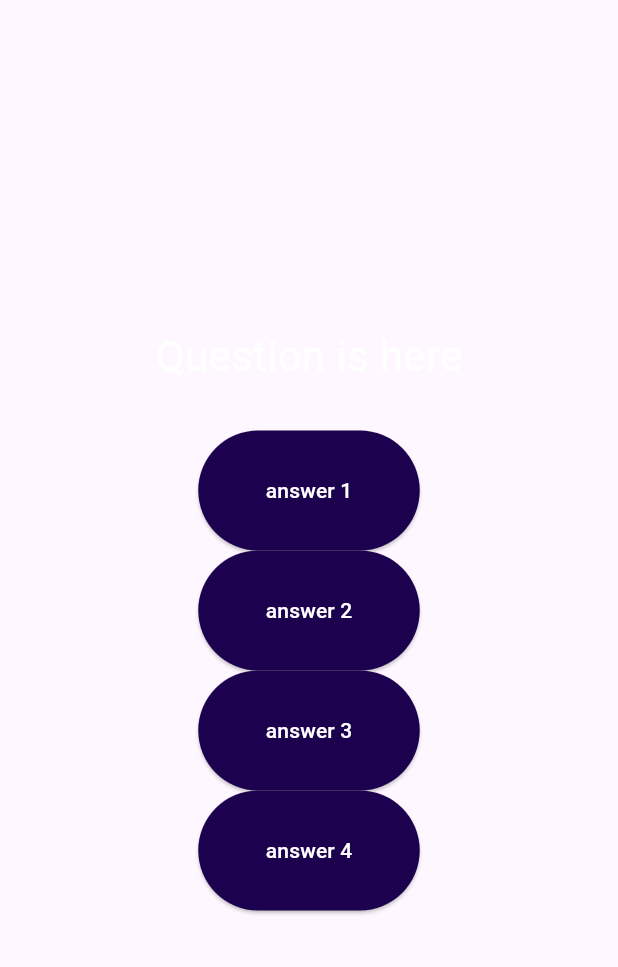
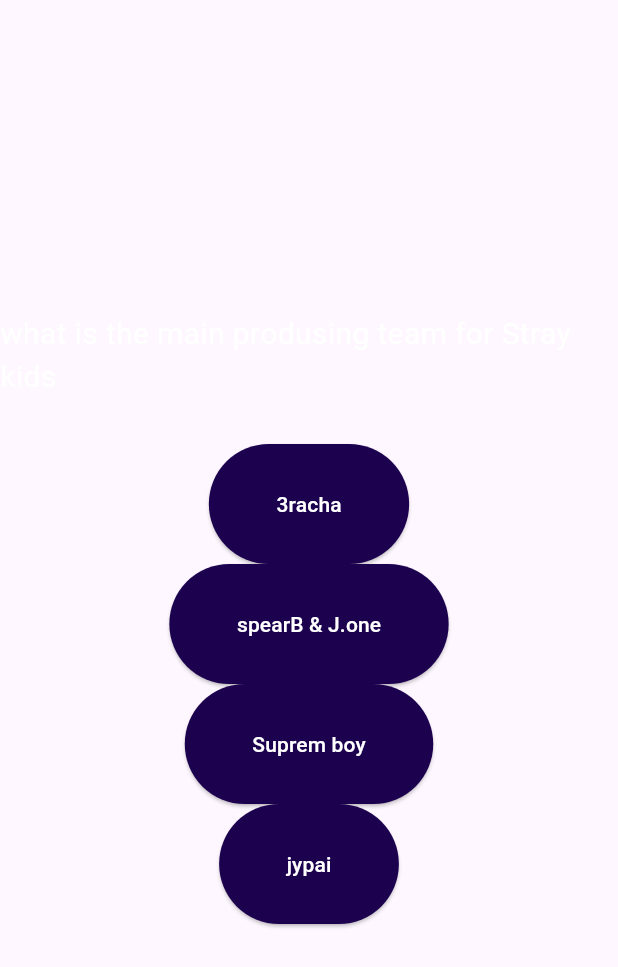
Before and after one commit to Keeper543/quiz_app, a Flutter app: the QuestionsScreen widget shown alone on an empty page, opened directly, on a phone screen of 412 x 824 dp. Shown: the top 967 px of the screen. Run offline on Flutter 3.47's test engine with Material 3 defaults, Android fonts, the phone set to English and light mode, and no system bars.

Commit message:
changed how the buttons are created

```diff
--- a/lib/Quiz_State.dart
+++ b/lib/Quiz_State.dart
@@ -1,8 +1,6 @@
-import 'package:flutter/material.dart';
-import 'package:quiz_app/questions_screen.dart';
-import 'package:quiz_app/start_screen.dart';
 
-class _QuizState extends State<Quiz>{
+
+/*class _QuizState extends State<Quiz>{
 
   Widget? activeScreen;
   void switchScreen(){
@@ -33,4 +31,4 @@ Widget build(BuildContext context){
       ),
     ),
     );
-}
+}*/
--- a/lib/questions_screen.dart
+++ b/lib/questions_screen.dart
@@ -1,5 +1,6 @@
 import 'package:flutter/material.dart';
 import 'package:quiz_app/answer_button.dart';
+import 'package:quiz_app/data/question.dart';
 
 class QuestionsScreen extends StatefulWidget{
   const QuestionsScreen({super.key});
@@ -12,24 +13,23 @@ class QuestionsScreen extends StatefulWidget{
 class _QuestionsScreenState extends State<QuestionsScreen>{
   @override
   Widget build(BuildContext context){
-
+    final currentQuestion = questions[0];
     return SizedBox(
       width: double.infinity,
       child: Column(
       mainAxisAlignment: MainAxisAlignment.center,
       children: [
-        const Text("Question is here",
-        style: TextStyle(color: Colors.white,
-        fontSize: 28),
+       Text(currentQuestion.question,
+        style: TextStyle(
+        color: Colors.white,
+        fontSize: 20),
         ),
         const SizedBox(height: 30,),
-        AnswerButton(answerText: 'answer 1', onTap: (){}),
-        AnswerButton(answerText: 'answer 2', onTap: (){}),
-        AnswerButton(answerText: 'answer 3', onTap: (){}),
-        AnswerButton(answerText: 'answer 4', onTap: (){}),
-  ]
-  )
-  );
+  ...currentQuestion.answers.map((item){
+    return AnswerButton(answerText: item, onTap:(){});
+  })
+  ])
+ );
 
-    }
+   }
   }
--- a/lib/start_screen.dart
+++ b/lib/start_screen.dart
@@ -1,11 +1,13 @@
 //start screen
 import 'package:flutter/material.dart';
-
+import 'package:quiz_app/start_screen.dart';
 class StartScreen extends StatelessWidget {
+  StartScreen(void Function() switchScreen);
 
 
+@override
   Widget build(BuildContext context) {
-        child: Column(
+       child: Column(
           mainAxisSize: MainAxisSize.min,
           children: [
             Image.asset(
@@ -20,7 +22,7 @@ class StartScreen extends StatelessWidget {
             ),
             const SizedBox(height: 30),
             OutlinedButton.icon(
-              onPressed:startQuiz,
+              onPressed: startQuiz(),
               icon: const Icon(Icons.arrow_circle_right_outlined),
               style: OutlinedButton.styleFrom(foregroundColor: Colors.white),
               label: Text("Start Quiz"),
```
